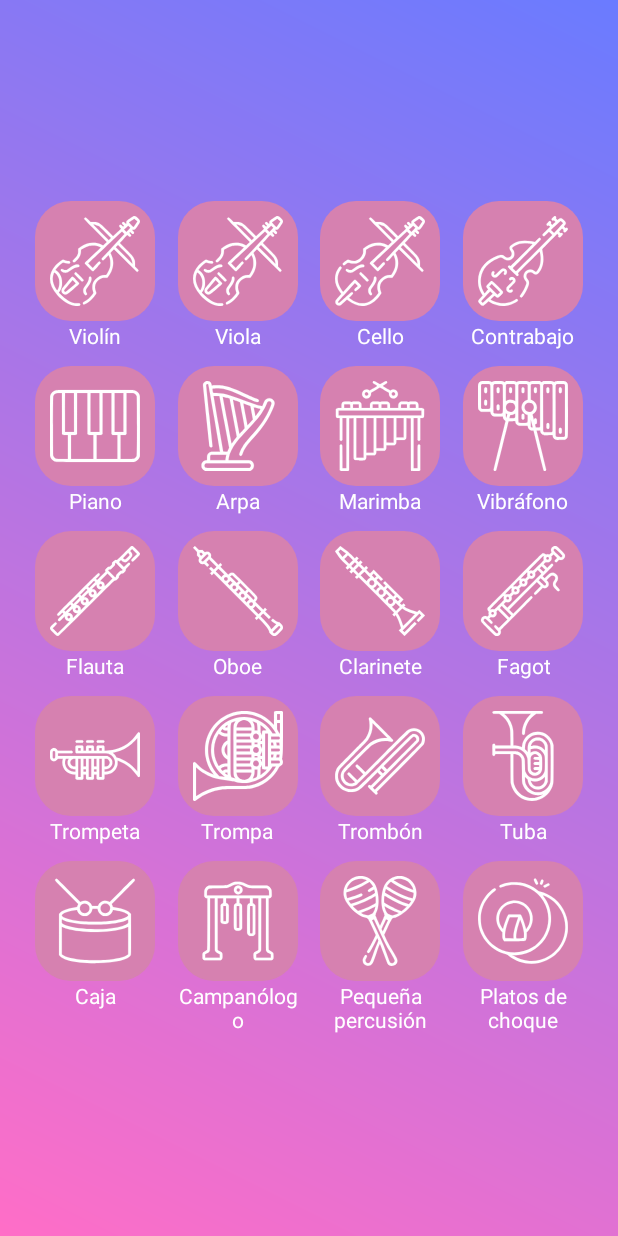
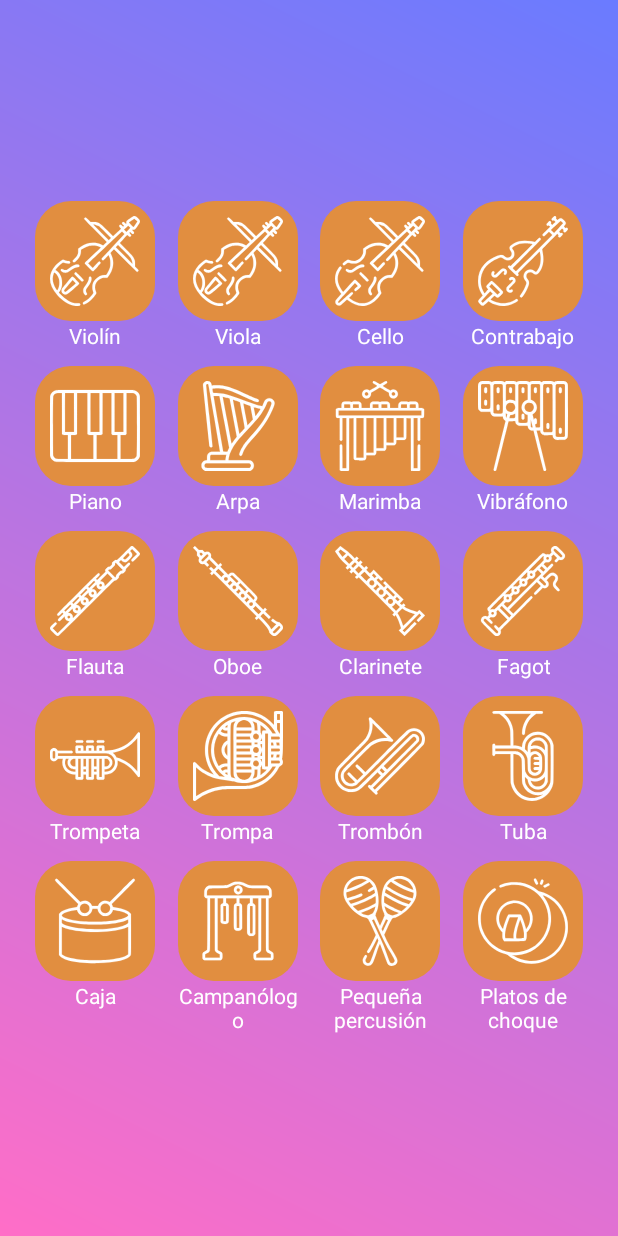
Before and after one commit to mariokhz/MusiKe, an Android app: the StudyActivity screen opened directly, with no data from a screen before it, on a phone screen of 412 x 824 dp. Run offline under Robolectric (Android 15) with nearby library versions, the phone set to English and light mode, and no system bars.

Commit message:
[study] color de boton sin hardcode

```diff
--- a/app/src/main/java/mario/khz/musike/StudyGridAdapter.java
+++ b/app/src/main/java/mario/khz/musike/StudyGridAdapter.java
@@ -53,7 +53,7 @@ public class StudyGridAdapter {
             btn.setLayoutParams(btnParams);
             btn.setBackgroundResource(R.drawable.button_selector);
             // establecer color de fondo del botón a azul claro
-            btn.setBackgroundTintList(ColorStateList.valueOf(Color.parseColor("#D681B0")));
+            // btn.setBackgroundTintList(ColorStateList.valueOf(Color.parseColor("#D681B0")));
             btn.setImageResource(drawableRes);
             btn.setAdjustViewBounds(true);
             btn.setScaleType(ImageButton.ScaleType.CENTER_INSIDE);
```
